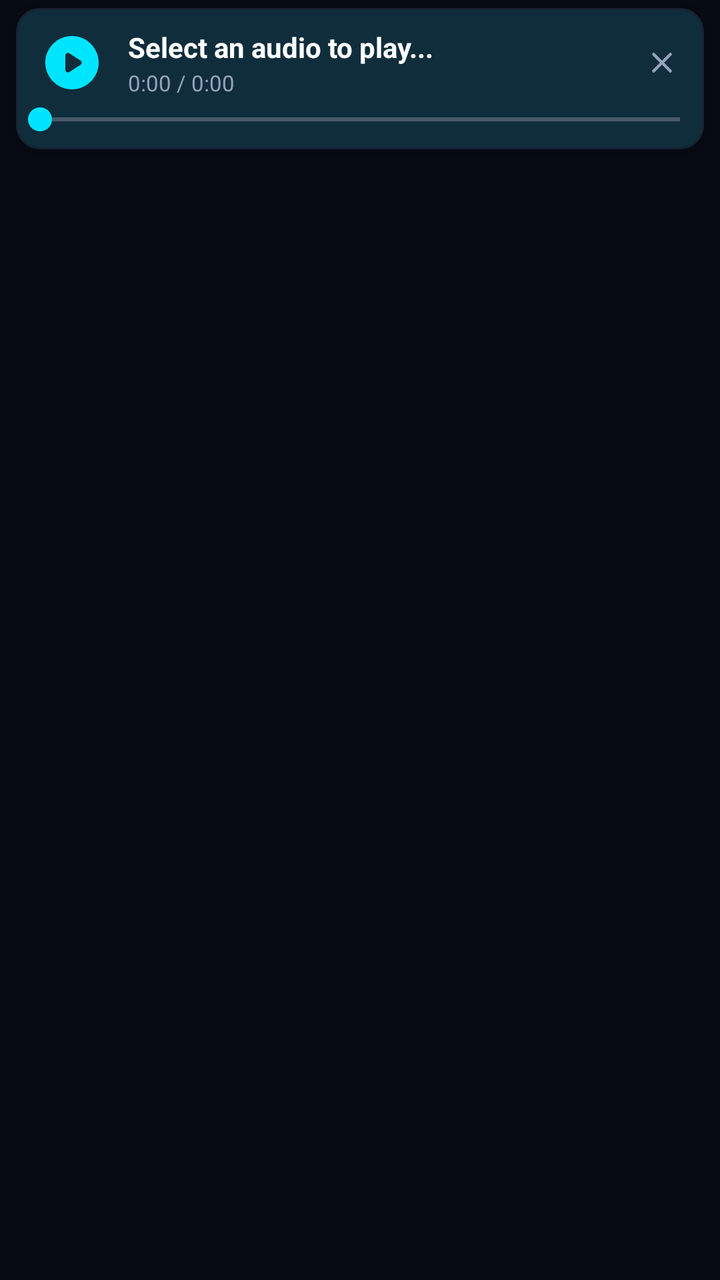
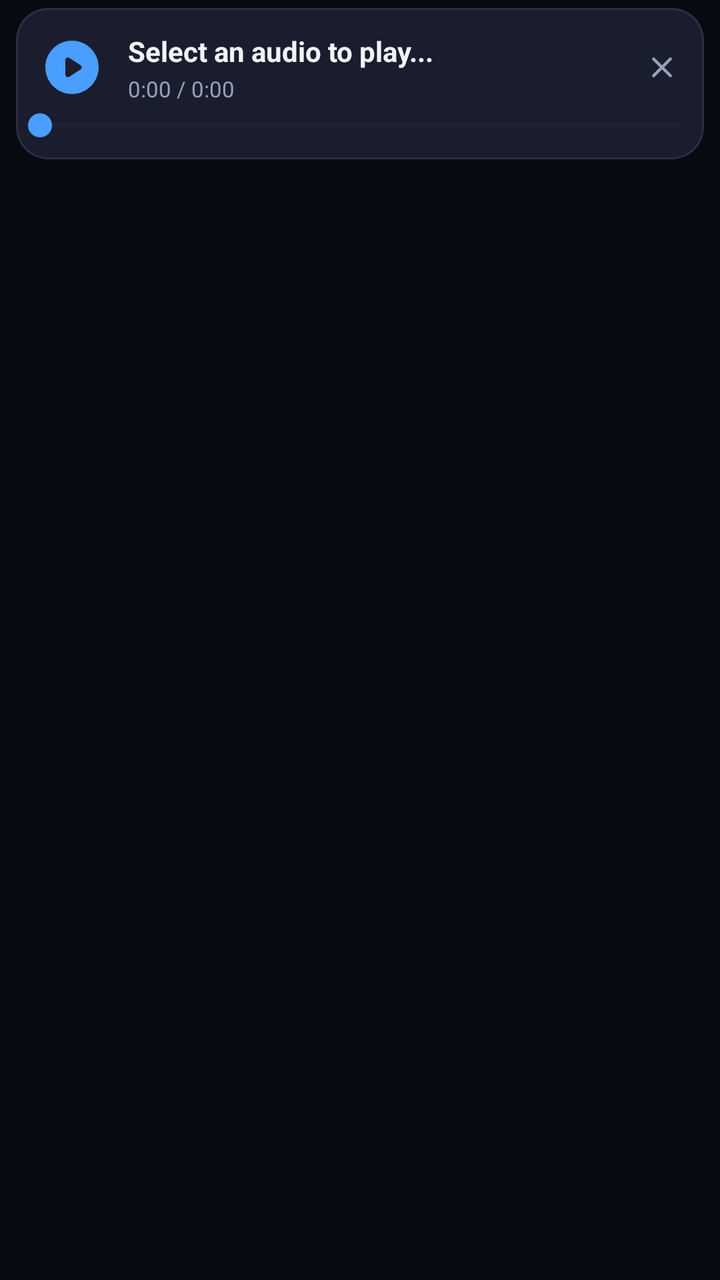

Before-and-after screenshots of an Android layout around one commit, followed by the original layout XML and the change that was made.
<!-- AndroidManifest.xml: application theme AppTheme -->
<!-- res/layout/bottom_mini_player.xml -->
<LinearLayout
	xmlns:android="http://schemas.android.com/apk/res/android"
	xmlns:app="http://schemas.android.com/apk/res-auto"
	xmlns:tools="http://schemas.android.com/tools"
	android:layout_width="match_parent"
	android:layout_height="wrap_content"
	android:orientation="vertical"
	android:background="@android:color/transparent">
	<com.google.android.material.card.MaterialCardView
		android:id="@+id/bottom_player_card"
		android:layout_width="match_parent"
		android:layout_height="wrap_content"
		android:layout_marginLeft="8dp"
		android:layout_marginTop="4dp"
		android:layout_marginRight="8dp"
		android:layout_marginBottom="8dp"
		app:cardBackgroundColor="#121826"
		app:cardCornerRadius="12dp"
		app:strokeColor="#1A2234"
		app:strokeWidth="1dp"
		app:cardElevation="6dp">
		<LinearLayout
			android:id="@+id/linear10"
			android:layout_width="match_parent"
			android:layout_height="wrap_content"
			android:orientation="vertical">
			<LinearLayout
				android:id="@+id/linear11"
				android:layout_width="match_parent"
				android:layout_height="wrap_content"
				android:paddingLeft="12dp"
				android:paddingTop="10dp"
				android:paddingRight="8dp"
				android:gravity="center_vertical"
				android:orientation="horizontal">
				<ImageView
					android:id="@+id/btnPlayPause"
					android:focusable="false"
					android:layout_width="32dp"
					android:layout_height="32dp"
					android:background="?attr/selectableItemBackgroundBorderless"
					android:src="@drawable/icon_play_circle"
					android:scaleType="fitXY"
					app:tint="#00E5FF" />
				<LinearLayout
					android:id="@+id/linear12"
					android:layout_width="0dp"
					android:layout_height="wrap_content"
					android:orientation="vertical"
					android:layout_weight="1"
					android:layout_marginStart="12dp"
					android:layout_marginEnd="8dp">
					<TextView
						android:id="@+id/tvMiniTitle"
						android:focusable="false"
						android:layout_width="match_parent"
						android:layout_height="wrap_content"
						android:text="Select an audio to play..."
						android:textSize="14sp"
						android:textStyle="bold"
						android:textColor="#FFFFFF"
						android:singleLine="true"
						android:ellipsize="marquee" />
					<TextView
						android:id="@+id/tvTime"
						android:focusable="false"
						android:layout_width="match_parent"
						android:layout_height="wrap_content"
						android:layout_marginTop="1dp"
						android:text="0:00 / 0:00"
						android:textSize="11sp"
						android:textColor="#94A3B8" />
				</LinearLayout>
				<ImageView
					android:id="@+id/btnClosePlayer"
					android:focusable="false"
					android:layout_width="26dp"
					android:layout_height="26dp"
					android:padding="4dp"
					android:background="?attr/selectableItemBackgroundBorderless"
					android:src="@drawable/ic_close"
					android:scaleType="fitXY"
					app:tint="#94A3B8" />
			</LinearLayout>
			<SeekBar
				android:id="@+id/seekBar"
				android:focusable="false"
				android:layout_width="match_parent"
				android:layout_height="wrap_content"
				android:layout_marginTop="2dp"
				android:layout_marginBottom="6dp"
				android:max="1000"
				android:paddingStart="12dp"
				android:paddingEnd="12dp"
				android:progressTint="#00E5FF"
				android:thumbTint="#00E5FF" />
		</LinearLayout>
	</com.google.android.material.card.MaterialCardView>
</LinearLayout>
<!-- resources referenced by this layout -->
<resources>
  <!-- drawable ic_close (drawable-xhdpi) -->
  <?xml version='1.0' encoding='UTF-8' standalone='yes' ?>
  <vector xmlns:android="http://schemas.android.com/apk/res/android" android:width="48dp" android:height="48dp" android:viewportWidth="24.0" android:viewportHeight="24.0"><path android:pathData="M18.3 5.71a.996.996 0 0 0-1.41 0L12 10.59L7.11 5.7A.996.996 0 1 0 5.7 7.11L10.59 12L5.7 16.89a.996.996 0 1 0 1.41 1.41L12 13.41l4.89 4.89a.996.996 0 1 0 1.41-1.41L13.41 12l4.89-4.89c.38-.38.38-1.02 0-1.4z" android:fillColor="#94A3B8" /></vector>
  <!-- drawable icon_play_circle (drawable-xhdpi) -->
  <?xml version='1.0' encoding='UTF-8' standalone='yes' ?>
  <vector xmlns:android="http://schemas.android.com/apk/res/android" android:width="48dp" android:height="48dp" android:viewportWidth="24.0" android:viewportHeight="24.0"><path android:pathData="M12 2C6.48 2 2 6.48 2 12s4.48 10 10 10s10-4.48 10-10S17.52 2 12 2zM9.5 14.67V9.33c0-.79.88-1.27 1.54-.84l4.15 2.67a1 1 0 0 1 0 1.68l-4.15 2.67c-.66.43-1.54-.05-1.54-.84z" android:fillColor="#94A3B8" /></vector>
  <style name="AppTheme" parent="Theme.Material3.Dark.NoActionBar">
  
          <item name="colorPrimary">@color/colorPrimary</item>
          <item name="colorOnPrimary">@color/colorOnPrimary</item>
          <item name="colorSecondary">@color/colorSecondary</item>
          <item name="colorOnSecondary">@color/colorOnPrimary</item>
          <item name="colorSurface">@color/colorSurface</item>
          <item name="colorSurfaceVariant">@color/colorSurfaceVariant</item>
          <item name="colorOnSurface">@color/colorOnSurface</item>
          <item name="colorOnBackground">@color/colorOnBackground</item>
          <item name="colorAccent">@color/colorAccent</item>
  
          
          <item name="android:colorBackground">@color/colorBackground</item>
          <item name="android:statusBarColor">@color/colorBackground</item>
          <item name="android:navigationBarColor">@color/colorBackground</item>
          <item name="android:windowBackground">@color/colorBackground</item>
          <item name="android:windowLightStatusBar">false</item>
          <item name="android:windowLightNavigationBar">false</item>
  
          <item name="colorControlActivated">@color/colorPrimary</item>
  
      </style>
  <color name="colorPrimary">#00E5FF</color>
  <color name="colorOnPrimary">#F8FAFC</color>
  <color name="colorSecondary">#2979FF</color>
  <color name="colorSurface">#121826</color>
  <color name="colorSurfaceVariant">#1A2234</color>
  <color name="colorOnSurface">#F8FAFC</color>
  <color name="colorOnBackground">#F8FAFC</color>
  <color name="colorAccent">#00E5FF</color>
  <color name="colorBackground">#070B14</color>
</resources>

<!-- the commit's change to res/layout/bottom_mini_player.xml (unified diff, before → after) -->
@@ -6,6 +6,7 @@
 	android:layout_height="wrap_content"
 	android:orientation="vertical"
 	android:background="@android:color/transparent">
+	
 	<com.google.android.material.card.MaterialCardView
 		android:id="@+id/bottom_player_card"
 		android:layout_width="match_parent"
@@ -14,25 +15,28 @@
 		android:layout_marginTop="4dp"
 		android:layout_marginRight="8dp"
 		android:layout_marginBottom="8dp"
-		app:cardBackgroundColor="#121826"
-		app:cardCornerRadius="12dp"
-		app:strokeColor="#1A2234"
+		app:cardBackgroundColor="#1A1D2E"
+		app:cardCornerRadius="16dp"
+		app:strokeColor="#2A2F45"
 		app:strokeWidth="1dp"
-		app:cardElevation="6dp">
+		app:cardElevation="8dp">
+		
 		<LinearLayout
 			android:id="@+id/linear10"
 			android:layout_width="match_parent"
 			android:layout_height="wrap_content"
 			android:orientation="vertical">
+			
 			<LinearLayout
 				android:id="@+id/linear11"
 				android:layout_width="match_parent"
 				android:layout_height="wrap_content"
 				android:paddingLeft="12dp"
-				android:paddingTop="10dp"
+				android:paddingTop="12dp"
 				android:paddingRight="8dp"
 				android:gravity="center_vertical"
 				android:orientation="horizontal">
+				
 				<ImageView
 					android:id="@+id/btnPlayPause"
 					android:focusable="false"
@@ -41,7 +45,8 @@
 					android:background="?attr/selectableItemBackgroundBorderless"
 					android:src="@drawable/icon_play_circle"
 					android:scaleType="fitXY"
-					app:tint="#00E5FF" />
+					app:tint="#4A9EFF" />
+					
 				<LinearLayout
 					android:id="@+id/linear12"
 					android:layout_width="0dp"
@@ -50,6 +55,7 @@
 					android:layout_weight="1"
 					android:layout_marginStart="12dp"
 					android:layout_marginEnd="8dp">
+					
 					<TextView
 						android:id="@+id/tvMiniTitle"
 						android:focusable="false"
@@ -58,19 +64,21 @@
 						android:text="Select an audio to play..."
 						android:textSize="14sp"
 						android:textStyle="bold"
-						android:textColor="#FFFFFF"
+						android:textColor="#F1F5F9"
 						android:singleLine="true"
 						android:ellipsize="marquee" />
+						
 					<TextView
 						android:id="@+id/tvTime"
 						android:focusable="false"
 						android:layout_width="match_parent"
 						android:layout_height="wrap_content"
-						android:layout_marginTop="1dp"
+						android:layout_marginTop="2dp"
 						android:text="0:00 / 0:00"
 						android:textSize="11sp"
 						android:textColor="#94A3B8" />
 				</LinearLayout>
+				
 				<ImageView
 					android:id="@+id/btnClosePlayer"
 					android:focusable="false"
@@ -82,18 +90,20 @@
 					android:scaleType="fitXY"
 					app:tint="#94A3B8" />
 			</LinearLayout>
+			
 			<SeekBar
 				android:id="@+id/seekBar"
 				android:focusable="false"
 				android:layout_width="match_parent"
 				android:layout_height="wrap_content"
 				android:layout_marginTop="2dp"
-				android:layout_marginBottom="6dp"
+				android:layout_marginBottom="8dp"
 				android:max="1000"
 				android:paddingStart="12dp"
 				android:paddingEnd="12dp"
-				android:progressTint="#00E5FF"
-				android:thumbTint="#00E5FF" />
+				android:progressTint="#4A9EFF"
+				android:thumbTint="#4A9EFF"
+				android:progressBackgroundTint="#2A2F45" />
 		</LinearLayout>
 	</com.google.android.material.card.MaterialCardView>
 </LinearLayout>
